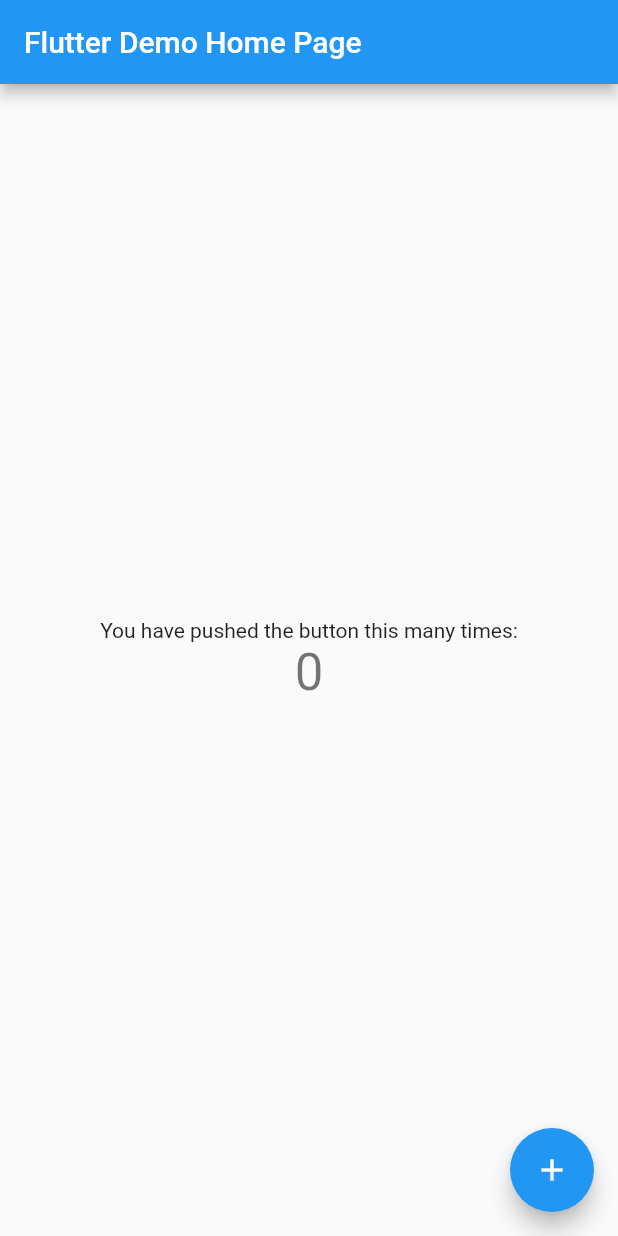
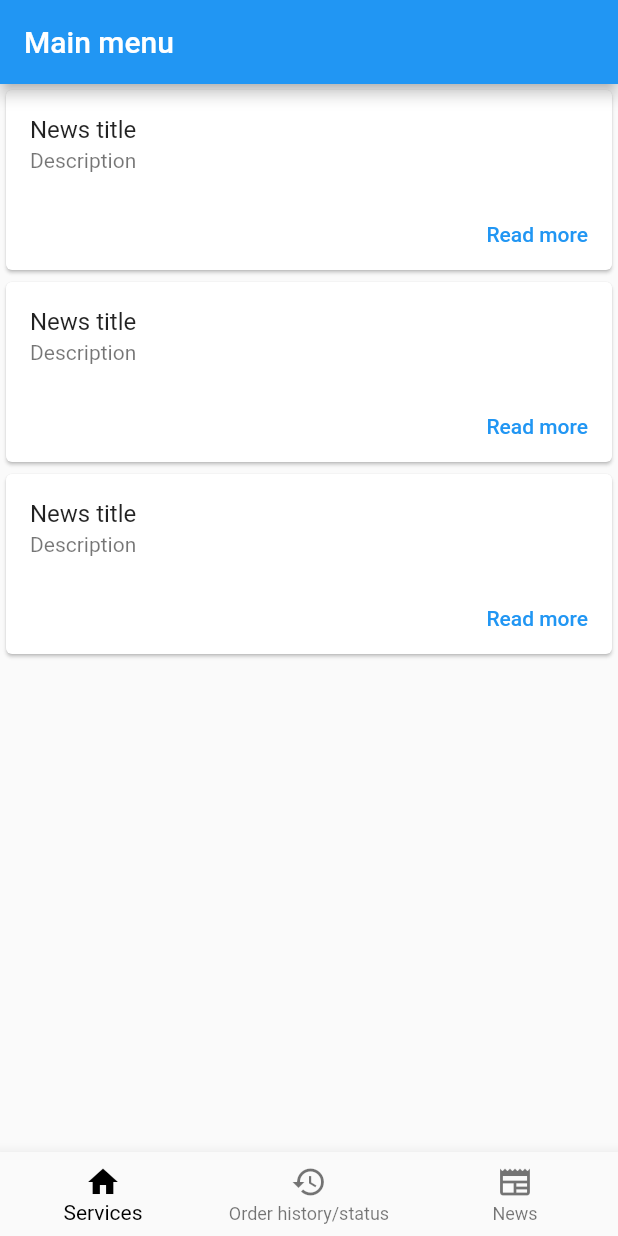
Before and after one commit to Mobiilikehitysprojekti/Flutter-Kiinteistohuolto, a Flutter app: the screen it shows after launch, on a phone screen of 412 x 824 dp. Run offline on Flutter 3.47's test engine with Material 2 defaults, Android fonts, the phone set to English and light mode, and no system bars.

Commit message:
News page added

```diff
--- a/lib/main.dart
+++ b/lib/main.dart
@@ -1,4 +1,5 @@
 import 'package:flutter/material.dart';
+import 'package:flutter_kiinteistohuolto/news.dart';
 
 void main() {
   runApp(const MyApp());
@@ -11,6 +12,7 @@
   @override
   Widget build(BuildContext context) {
     return MaterialApp(
+      debugShowCheckedModeBanner: false,
       title: 'Flutter Demo',
       theme: ThemeData(
         // This is the theme of your application.
@@ -24,7 +26,7 @@
         // is not restarted.
         primarySwatch: Colors.blue,
       ),
-      home: const MyHomePage(title: 'Flutter Demo Home Page'),
+      home: const News(title: 'Main menu'),
     );
   }
 }
--- a/lib/navBar.dart
+++ b/lib/navBar.dart
@@ -0,0 +1,46 @@
+import 'package:flutter/material.dart';
+
+class NavBar extends StatefulWidget {
+  const NavBar({super.key});
+
+  @override
+  State<NavBar> createState() => _NavBarState();
+}
+
+class _NavBarState extends State<NavBar> {
+  int _selectedIndex = 0;
+  static const TextStyle optionStyle =
+      TextStyle(fontSize: 30, fontWeight: FontWeight.bold);
+
+  void _onItemTapped(int index) {
+    setState(() {
+      _selectedIndex = index;
+    });
+  }
+
+  @override
+  Widget build(BuildContext context) {
+    return BottomNavigationBar(
+      items: const <BottomNavigationBarItem>[
+        BottomNavigationBarItem(
+          icon: Icon(Icons.home),
+          label: 'Services',
+          backgroundColor: Colors.grey,
+        ),
+        BottomNavigationBarItem(
+          icon: Icon(Icons.history),
+          label: 'Order history/status',
+          backgroundColor: Colors.grey,
+        ),
+        BottomNavigationBarItem(
+          icon: Icon(Icons.newspaper),
+          label: 'News',
+          backgroundColor: Colors.grey,
+        ),
+      ],
+      currentIndex: _selectedIndex,
+      selectedItemColor: Colors.black,
+      onTap: _onItemTapped,
+    );
+  }
+}
--- a/lib/news.dart
+++ b/lib/news.dart
@@ -0,0 +1,53 @@
+import 'package:flutter/material.dart';
+
+import 'navBar.dart';
+
+class News extends StatelessWidget {
+  const News({super.key, required this.title});
+
+  final String title;
+
+  @override
+  Widget build(BuildContext context) {
+    return Scaffold(
+      appBar: AppBar(title: Text(title)),
+      body: ListView.builder(
+          itemCount: 3,
+          itemBuilder: (context, index) {
+            return const MenuCard();
+          }),
+      bottomNavigationBar: const NavBar(),
+    );
+  }
+}
+
+class MenuCard extends StatelessWidget {
+  const MenuCard({super.key});
+
+  final cardAmount = 3;
+
+  @override
+  Widget build(BuildContext context) {
+    return Card(
+      child: Column(
+        mainAxisSize: MainAxisSize.min,
+        children: <Widget>[
+          const ListTile(
+            title: Text('News title'),
+            subtitle: Text('Description'),
+          ),
+          Row(
+            mainAxisAlignment: MainAxisAlignment.end,
+            children: <Widget>[
+              TextButton(
+                child: const Text('Read more'),
+                onPressed: () {/* ... */},
+              ),
+              const SizedBox(width: 8),
+            ],
+          ),
+        ],
+      ),
+    );
+  }
+}
```
